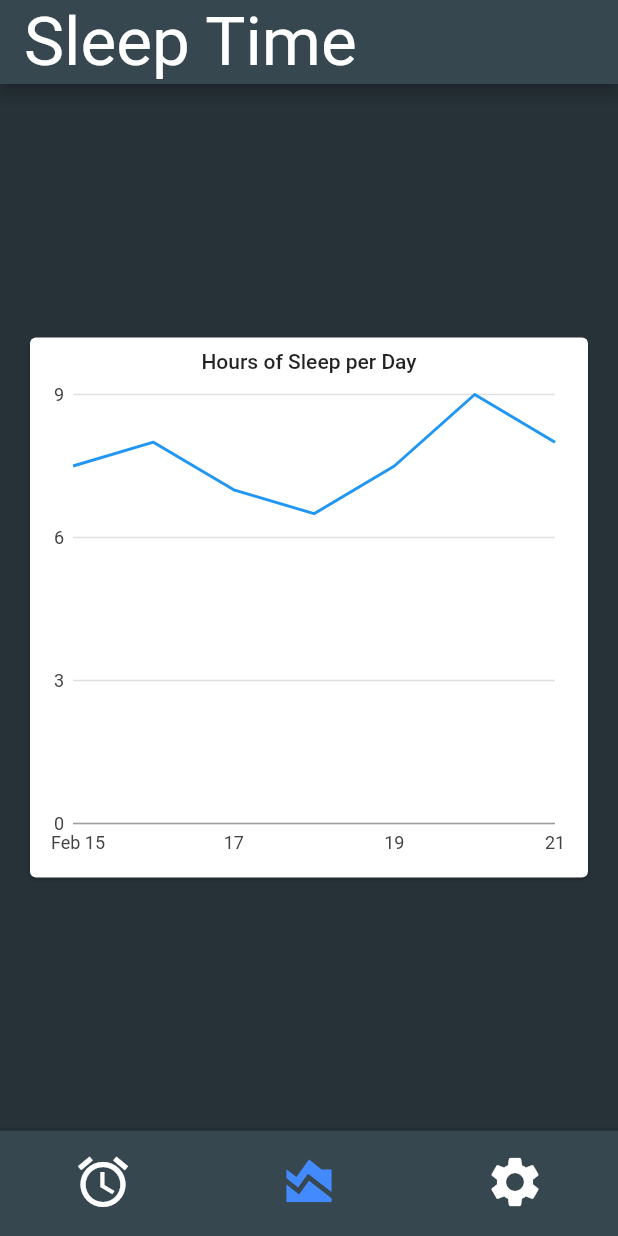
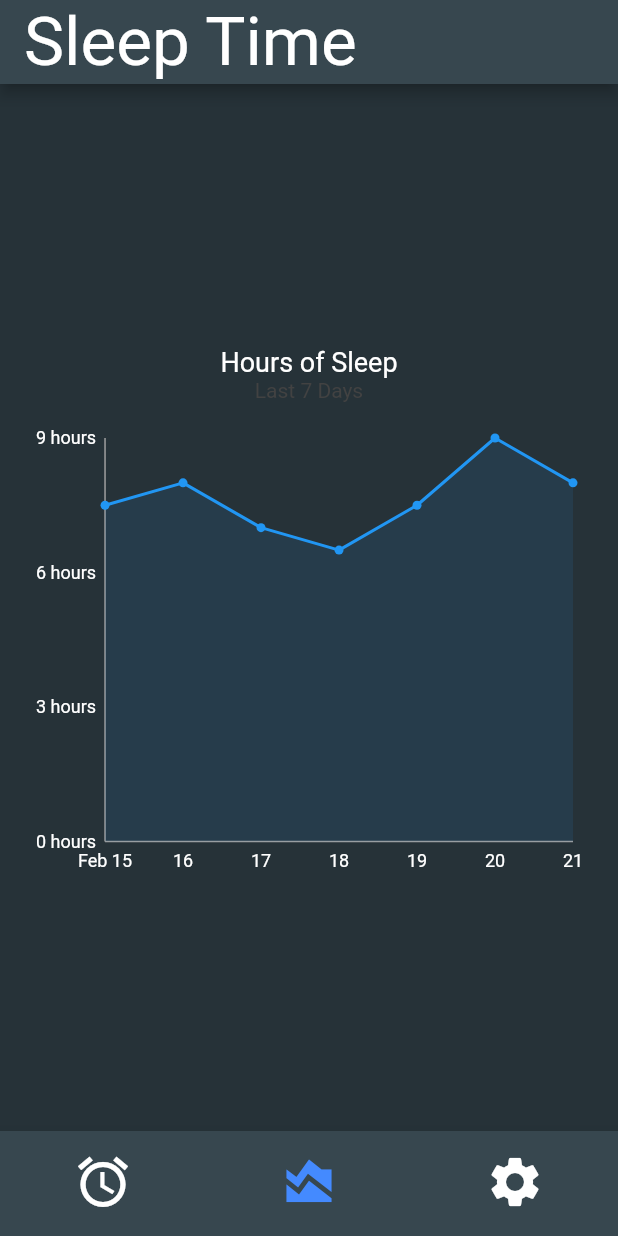
Before and after one commit to apivit45muic/Nightwise-first-project-mobile-dev, a Flutter app: the screen it shows after launch, item 2 of the bottom bar chosen, on a phone screen of 412 x 824 dp. Run offline on Flutter 3.47's test engine with Material 2 defaults, Android fonts, the phone set to English and light mode, and no system bars; our stand-ins replace audioplayers, charts_flutter, shared_preferences; missing offline and left inert: alarm; Roboto replaces fonts that are missing (Georgia).

Commit message:
add more info to chart and change color

```diff
--- a/lib/stats.dart
+++ b/lib/stats.dart
@@ -55,6 +55,7 @@ class _StatsScreenState extends State<StatsScreen> {
   }
 
 
+
   @override
   Widget build(BuildContext context) {
     return Scaffold(
@@ -62,25 +63,56 @@ class _StatsScreenState extends State<StatsScreen> {
         child: Container(
           height: 400,
           padding: EdgeInsets.all(16),
-          child: Card(
-            child: Padding(
-              padding: EdgeInsets.all(8.0),
-              child: Column(
-                children: <Widget>[
-                  Text(
-                    'Hours of Sleep per Day',
-                    style: Theme.of(context).textTheme.bodyText1,
-                  ),
-                  Expanded(
           child: charts.TimeSeriesChart(
             _createSampleData(),
             animate: true,
             dateTimeFactory: const charts.LocalDateTimeFactory(),
+            defaultRenderer: charts.LineRendererConfig(
+              includeArea: true,
+              stacked: false,
+              includePoints: true,
+              radiusPx: 3.0,
+            ),
+            primaryMeasureAxis: charts.NumericAxisSpec(
+              tickFormatterSpec: charts.BasicNumericTickFormatterSpec(
+                    (value) => '${value?.toInt()} hours',
+              ),
+                renderSpec: new charts.SmallTickRendererSpec(
+                  labelStyle: new charts.TextStyleSpec(
+                      color: charts.MaterialPalette.white),
+                )
+            ),
+            domainAxis: charts.DateTimeAxisSpec(
+              tickFormatterSpec: charts.AutoDateTimeTickFormatterSpec(
+                day: charts.TimeFormatterSpec(
+                  format: 'd MMM',
+                  transitionFormat: 'dd MMM',
                 ),
               ),
-                ],
+              renderSpec: new charts.SmallTickRendererSpec(
+                  labelStyle: new charts.TextStyleSpec(
+                  color: charts.MaterialPalette.white),
               ),
             ),
+            behaviors: [
+              charts.ChartTitle(
+                'Hours of Sleep',
+                subTitle: 'Last 7 Days',
+                behaviorPosition: charts.BehaviorPosition.top,
+                titleOutsideJustification:
+                charts.OutsideJustification.startDrawArea,
+                innerPadding: 18,
+                  subTitleStyleSpec: charts.TextStyleSpec(
+                    color:charts.MaterialPalette.white,
+                  ),
+                  titleStyleSpec: charts.TextStyleSpec(
+                    color:charts.MaterialPalette.white,
+                  )
+
+
+              ),
+            ],
+            // set the theme to dark mode
             ),
           ),
         ),
```
Lines whose indentation alone changed are shown as unchanged.
